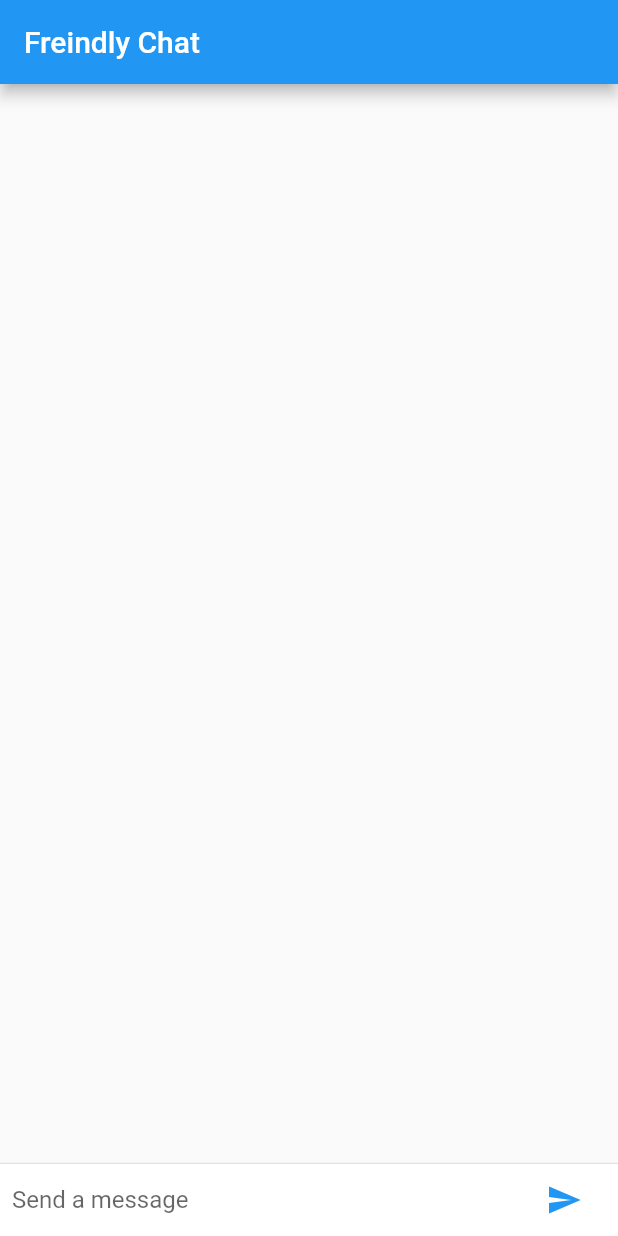
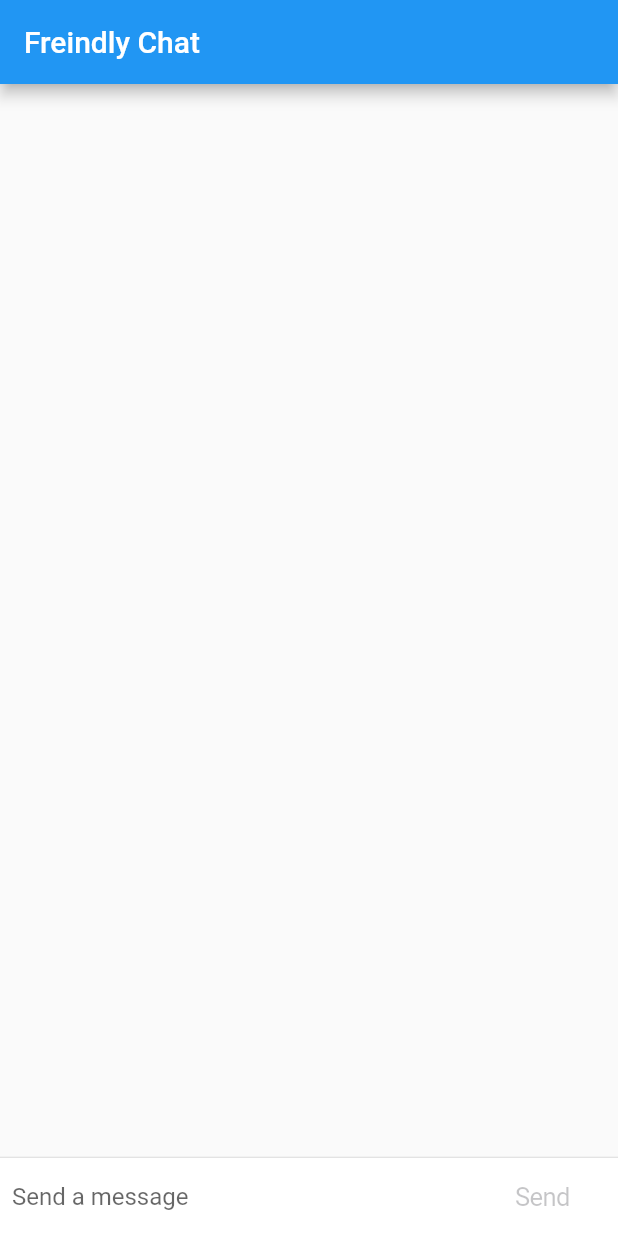
Before and after one commit to PulkitGarg67/Freindly_chat, a Flutter app: the screen it shows after launch, on a phone screen of 412 x 824 dp. Run offline on Flutter 3.47's test engine with Material 2 defaults, Android fonts, the phone set to English and light mode, and no system bars.

Commit message:
Final Changes

```diff
--- a/lib/ui/message.dart
+++ b/lib/ui/message.dart
@@ -25,7 +25,8 @@ class ChatMessage extends StatelessWidget {
                 child: new Text(_name[0]),
               ),
             ),
-            new Column(
+            new Expanded(
+              child: new Column(
                 crossAxisAlignment: CrossAxisAlignment.start,
                 children: <Widget>[
                   new Text(_name, style: Theme.of(context).textTheme.subhead),
@@ -35,6 +36,7 @@ class ChatMessage extends StatelessWidget {
                   ),
                 ],
               ),
+            ),
           ],
         ),
       ),
--- a/lib/ui/my_app.dart
+++ b/lib/ui/my_app.dart
@@ -1,5 +1,5 @@
 import 'package:flutter/material.dart';
-
+import 'package:flutter/cupertino.dart';
 import './message.dart';
 
 class my_app extends StatefulWidget {
@@ -15,10 +15,13 @@ class ChatScreenState extends State<my_app> with TickerProviderStateMixin {
   final TextEditingController _textController =
   new TextEditingController();
   final List<ChatMessage> _messages = <ChatMessage>[];
+  bool _isComposing = false;
 
   void _handleSubmitted(String text) {
     _textController.clear();
-
+    setState(() {
+      _isComposing = false;
+    });
     ChatMessage message = new ChatMessage(text: text, animationController:
     new AnimationController(
         vsync: this, duration: new Duration(milliseconds: 700)));
@@ -42,12 +45,28 @@ class ChatScreenState extends State<my_app> with TickerProviderStateMixin {
                 onSubmitted: _handleSubmitted,
                 decoration:
                 new InputDecoration.collapsed(hintText: "Send a message"),
+                onChanged: (String text) {
+                  setState(() {
+                    _isComposing = text.length > 0;
+                  });
+                },
               ),
             ),
             new Container(
               margin: new EdgeInsets.symmetric(horizontal: 4.0),
-              child: new IconButton(icon: new Icon(Icons.send),
-                  onPressed: () => _handleSubmitted(_textController.text)),
+                child: Theme
+                    .of(context)
+                    .platform == TargetPlatform.android ?
+                new CupertinoButton(
+                  child: new Text("Send"),
+                  onPressed: _isComposing
+                      ? () => _handleSubmitted(_textController.text)
+                      : null,) :
+                new IconButton(
+                  icon: new Icon(Icons.send),
+                  onPressed: _isComposing ?
+                      () => _handleSubmitted(_textController.text) : null,
+                )
             )
           ])),
     );
```
Lines whose indentation alone changed are shown as unchanged.
